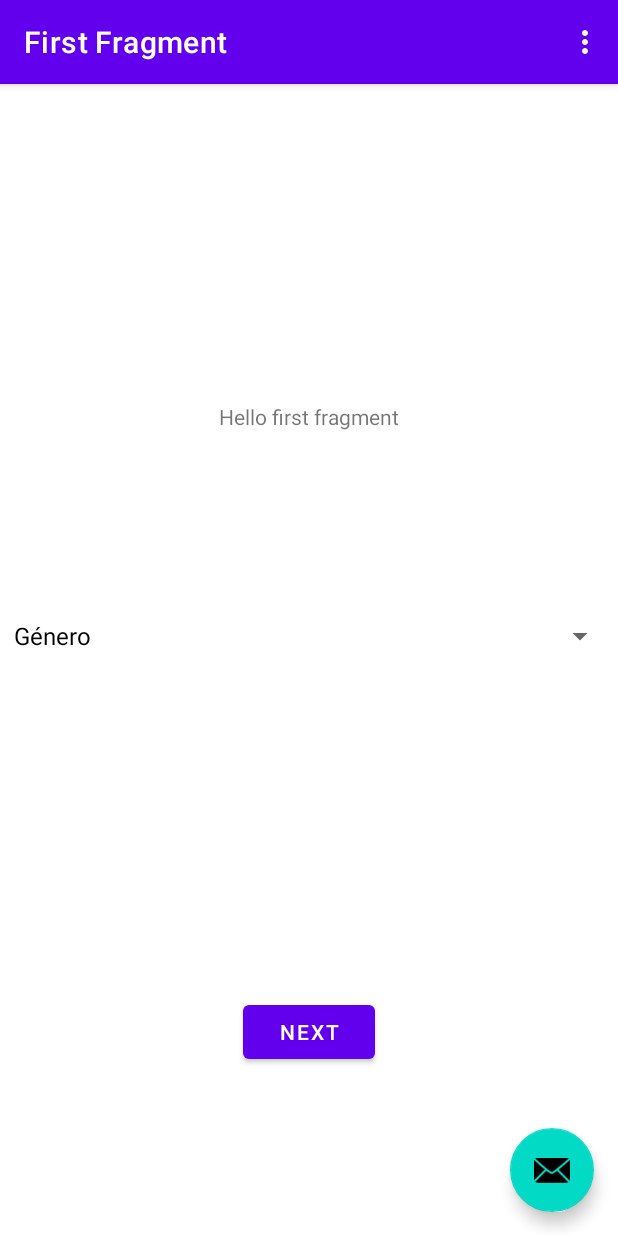
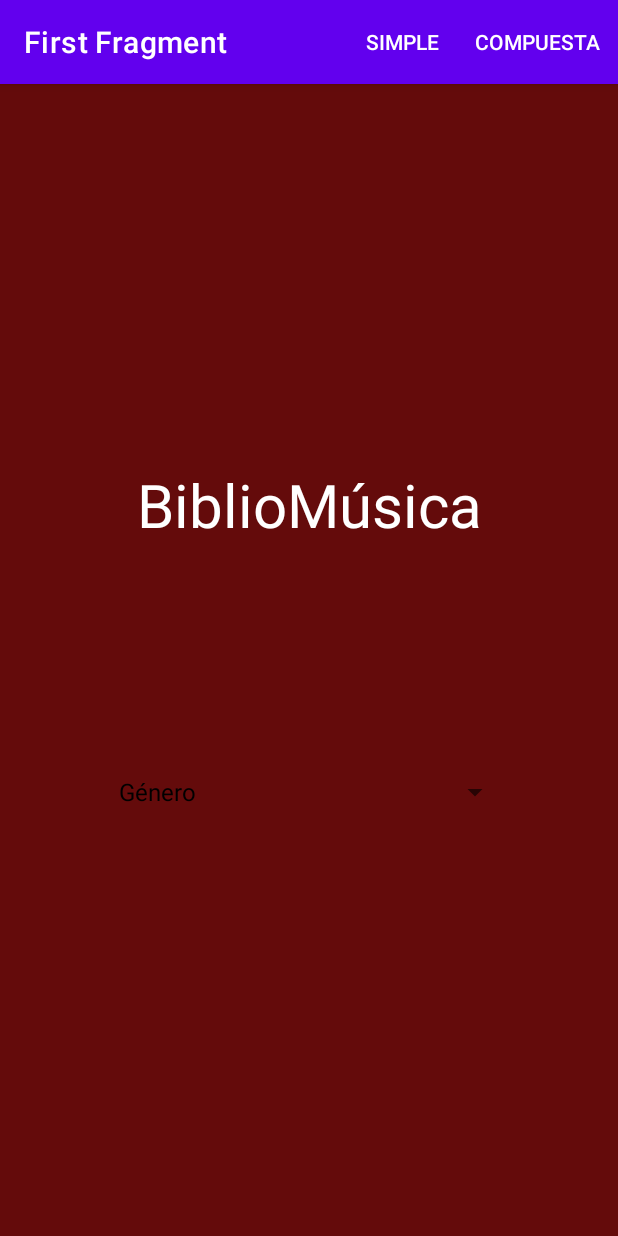
Before and after one commit to natimoreira/Examen_PMDM, an Android app: the screen it shows after launch (MainActivity), on a phone screen of 412 x 824 dp. Run offline under Robolectric (Android 15) with nearby library versions, the light colour scheme and no system bars; our stand-ins replace navigation-ui.

Commit message:
Diseño y funcionalidades

```diff
--- a/Moreira_Natalia_examen3t/app/src/main/java/com/example/moreira_natalia_examen3t/DiscoModel.kt
+++ b/Moreira_Natalia_examen3t/app/src/main/java/com/example/moreira_natalia_examen3t/Model/DiscoModel.kt
@@ -1,4 +1,4 @@
-package com.example.moreira_natalia_examen3t
+package com.example.moreira_natalia_examen3t.Model
 
 /* Clase que solo contiene valores, por eso el data delante de class
 * https://www.develou.com/data-classes-en-kotlin/
@@ -7,5 +7,6 @@ package com.example.moreira_natalia_examen3t
 data class DiscoModel (
     val foto: Int?,
     val titulo: String,
-    val artista: String
+    val artista: String,
+    val id: Int
         )
--- a/Moreira_Natalia_examen3t/app/src/main/java/com/example/moreira_natalia_examen3t/SpinnerProvider.kt
+++ b/Moreira_Natalia_examen3t/app/src/main/java/com/example/moreira_natalia_examen3t/Model/SpinnerProvider.kt
@@ -1,4 +1,4 @@
-package com.example.moreira_natalia_examen3t
+package com.example.moreira_natalia_examen3t.Model
 
 /* Clase que contiene un array de strings */
 class SpinnerProvider {
--- /dev/null
+++ b/Moreira_Natalia_examen3t/app/src/main/res/drawable/icon_borrar.xml
@@ -0,0 +1,5 @@
+<vector android:height="24dp" android:tint="#000000"
+    android:viewportHeight="24" android:viewportWidth="24"
+    android:width="24dp" xmlns:android="http://schemas.android.com/apk/res/android">
+    <path android:fillColor="@android:color/white" android:pathData="M6,19c0,1.1 0.9,2 2,2h8c1.1,0 2,-0.9 2,-2V7H6v12zM19,4h-3.5l-1,-1h-5l-1,1H5v2h14V4z"/>
+</vector>
--- /dev/null
+++ b/Moreira_Natalia_examen3t/app/src/main/res/drawable/icon_info.xml
@@ -0,0 +1,5 @@
+<vector android:height="24dp" android:tint="#000000"
+    android:viewportHeight="24" android:viewportWidth="24"
+    android:width="24dp" xmlns:android="http://schemas.android.com/apk/res/android">
+    <path android:fillColor="@android:color/white" android:pathData="M12,2C6.48,2 2,6.48 2,12s4.48,10 10,10 10,-4.48 10,-10S17.52,2 12,2zM13,17h-2v-6h2v6zM13,9h-2L11,7h2v2z"/>
+</vector>
--- a/Moreira_Natalia_examen3t/app/src/main/res/layout/activity_main.xml
+++ b/Moreira_Natalia_examen3t/app/src/main/res/layout/activity_main.xml
@@ -22,13 +22,4 @@
 
     <include layout="@layout/content_main" />
 
-    <com.google.android.material.floatingactionbutton.FloatingActionButton
-        android:id="@+id/fab"
-        android:layout_width="wrap_content"
-        android:layout_height="wrap_content"
-        android:layout_gravity="bottom|end"
-        android:layout_marginEnd="@dimen/fab_margin"
-        android:layout_marginBottom="16dp"
-        app:srcCompat="@android:drawable/ic_dialog_email" />
-
 </androidx.coordinatorlayout.widget.CoordinatorLayout>
--- a/Moreira_Natalia_examen3t/app/src/main/res/layout/fragment_first.xml
+++ b/Moreira_Natalia_examen3t/app/src/main/res/layout/fragment_first.xml
@@ -4,40 +4,30 @@
     xmlns:tools="http://schemas.android.com/tools"
     android:layout_width="match_parent"
     android:layout_height="match_parent"
-    tools:context=".FirstFragment">
+    android:background="@color/rojo"
+    tools:context=".View.FirstFragment">
 
     <TextView
         android:id="@+id/txtTexto"
         android:layout_width="wrap_content"
         android:layout_height="wrap_content"
         android:layout_marginTop="100dp"
-        android:text="@string/hello_first_fragment"
+        android:text="BiblioMúsica"
+        android:textSize="40dp"
+        android:textColor="@color/white"
         app:layout_constraintBottom_toTopOf="@+id/spinnerId"
         app:layout_constraintEnd_toEndOf="parent"
         app:layout_constraintHorizontal_bias="0.5"
         app:layout_constraintStart_toStartOf="parent"
         app:layout_constraintTop_toTopOf="parent" />
 
-    <Button
-        android:id="@+id/button_first"
-        android:layout_width="wrap_content"
-        android:layout_height="wrap_content"
-        android:text="@string/next"
+    <Spinner
+        android:id="@+id/spinnerId"
+        android:layout_width="269dp"
+        android:layout_height="24dp"
+        android:layout_marginBottom="284dp"
         app:layout_constraintBottom_toBottomOf="parent"
         app:layout_constraintEnd_toEndOf="parent"
-        app:layout_constraintHorizontal_bias="0.5"
-        app:layout_constraintStart_toStartOf="parent"
-        app:layout_constraintTop_toBottomOf="@+id/spinnerId" />
-
-    <Spinner
-        android:id="@+id/spinnerId"
-        android:layout_width="409dp"
-        android:layout_height="wrap_content"
-        android:layout_marginBottom="104dp"
-        app:layout_constraintBottom_toTopOf="@+id/button_first"
-        app:layout_constraintEnd_toEndOf="parent"
-        app:layout_constraintHorizontal_bias="0.5"
-        app:layout_constraintStart_toStartOf="parent"
-        app:layout_constraintTop_toBottomOf="@+id/txtTexto" />
+        app:layout_constraintStart_toStartOf="parent" />
 
 </androidx.constraintlayout.widget.ConstraintLayout>
--- a/Moreira_Natalia_examen3t/app/src/main/res/menu/menu_main.xml
+++ b/Moreira_Natalia_examen3t/app/src/main/res/menu/menu_main.xml
@@ -3,8 +3,13 @@
     xmlns:tools="http://schemas.android.com/tools"
     tools:context="com.example.moreira_natalia_examen3t.MainActivity">
     <item
-        android:id="@+id/action_settings"
+        android:id="@+id/simpleId"
         android:orderInCategory="100"
-        android:title="@string/action_settings"
-        app:showAsAction="never" />
+        android:title="SIMPLE"
+        app:showAsAction="always" />
+    <item
+        android:id="@+id/compuestaId"
+        android:orderInCategory="100"
+        android:title="COMPUESTA"
+        app:showAsAction="always" />
 </menu>
--- a/Moreira_Natalia_examen3t/app/src/main/res/navigation/nav_graph.xml
+++ b/Moreira_Natalia_examen3t/app/src/main/res/navigation/nav_graph.xml
@@ -7,7 +7,7 @@
 
     <fragment
         android:id="@+id/FirstFragment"
-        android:name="com.example.moreira_natalia_examen3t.FirstFragment"
+        android:name="com.example.moreira_natalia_examen3t.View.FirstFragment"
         android:label="@string/first_fragment_label"
         tools:layout="@layout/fragment_first">
 
@@ -17,7 +17,7 @@
     </fragment>
     <fragment
         android:id="@+id/SecondFragment"
-        android:name="com.example.moreira_natalia_examen3t.SecondFragment"
+        android:name="com.example.moreira_natalia_examen3t.View.SecondFragment"
         android:label="@string/second_fragment_label"
         tools:layout="@layout/fragment_second">
 
--- a/Moreira_Natalia_examen3t/app/src/main/res/values/colors.xml
+++ b/Moreira_Natalia_examen3t/app/src/main/res/values/colors.xml
@@ -7,4 +7,5 @@
     <color name="teal_700">#FF018786</color>
     <color name="black">#FF000000</color>
     <color name="white">#FFFFFFFF</color>
+    <color name="rojo">#640b0b</color>
 </resources>
```
Also changed, not shown: Moreira_Natalia_examen3t/app/src/main/java/com/example/moreira_natalia_examen3t/MainActivity.kt (+5 -5 lines), Moreira_Natalia_examen3t/app/src/main/java/com/example/moreira_natalia_examen3t/Model/DiscoProvider.kt (renamed from Moreira_Natalia_examen3t/app/src/main/java/com/example/moreira_natalia_examen3t/DiscoProvider.kt, +20 -11 lines), Moreira_Natalia_examen3t/app/src/main/java/com/example/moreira_natalia_examen3t/View/FirstFragment.kt (renamed from Moreira_Natalia_examen3t/app/src/main/java/com/example/moreira_natalia_examen3t/FirstFragment.kt, +25 -11 lines), Moreira_Natalia_examen3t/app/src/main/java/com/example/moreira_natalia_examen3t/View/SecondFragment.kt (renamed from Moreira_Natalia_examen3t/app/src/main/java/com/example/moreira_natalia_examen3t/SecondFragment.kt, +8 -4 lines), Moreira_Natalia_examen3t/app/src/main/java/com/example/moreira_natalia_examen3t/ViewModel/DiscoAdapter.kt (renamed from Moreira_Natalia_examen3t/app/src/main/java/com/example/moreira_natalia_examen3t/DiscoAdapter.kt, +17 -4 lines), Moreira_Natalia_examen3t/app/src/main/java/com/example/moreira_natalia_examen3t/ViewModel/DiscoViewHolder.kt (renamed from Moreira_Natalia_examen3t/app/src/main/java/com/example/moreira_natalia_examen3t/DiscoViewHolder.kt, +11 -1 lines), Moreira_Natalia_examen3t/app/src/main/res/layout/disco.xml (+27 -1 lines), Moreira_Natalia_examen3t/app/src/main/res/layout/fragment_second.xml (+8 -14 lines), 1 other file.
